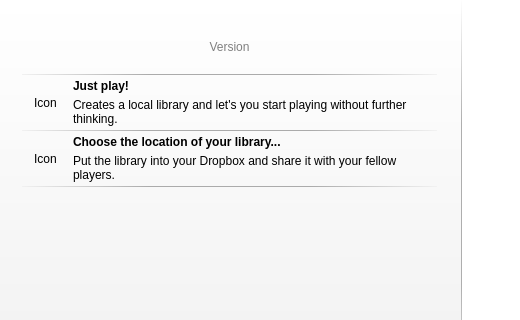
Above: src/ui/chooselibrarywidget.ui from lbproductions/psnewmodel before the change; both pictures show x 0 to 520 and y 0 to 320 of the 738 by 406 pixel window. Below: the same form after it.
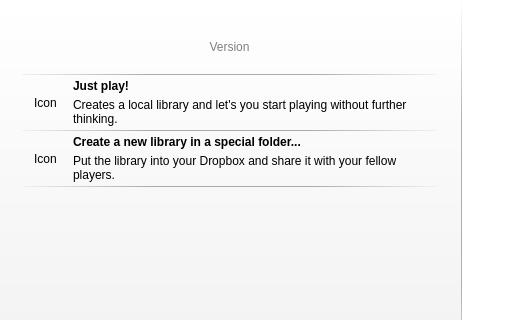
That is the form after the change. Icons and pictures are not drawn. Custom widgets are drawn as their Qt base class.

Commit message: Changed ambiguous text in ChooseLibraryWidget

```diff
--- a/src/ui/chooselibrarywidget.ui
+++ b/src/ui/chooselibrarywidget.ui
@@ -396,7 +396,7 @@
              <item row="0" column="1">
               <widget class="QLabel" name="labelTitle1_2">
                <property name="text">
-                <string>Choose the location of your library...</string>
+                <string>Create a new library in a special folder...</string>
                </property>
               </widget>
              </item>
```
